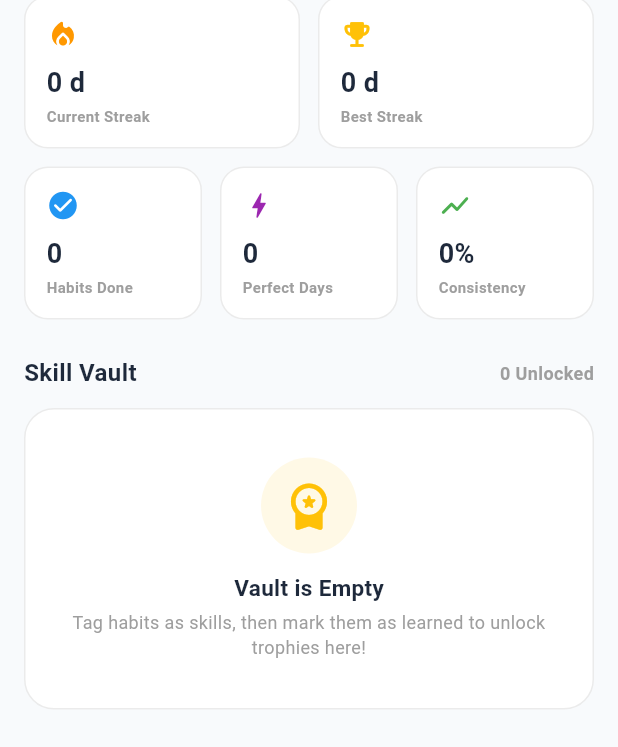
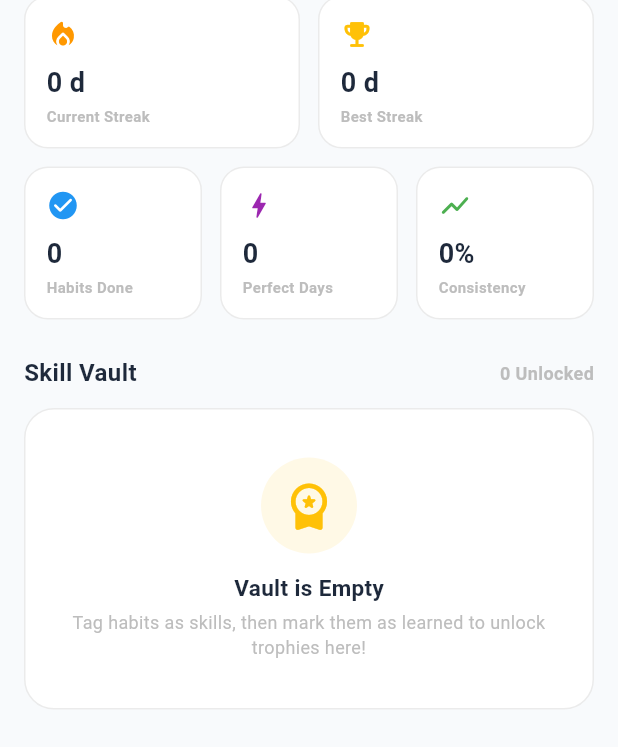
Before and after one commit to kris226/routine_max, a Flutter app: the AccountScreen screen opened directly with empty values, on a phone screen of 412 x 824 dp. Shown: the part 465-1212 px from the top of the screen. Run offline on Flutter 3.47's test engine with Material 3 defaults, Android fonts, the phone set to English and light mode, and no system bars; our stand-ins replace shared_preferences, table_calendar; accounts and stored records are empty.

Commit message:
commit to transfer to pc

```diff
--- a/lib/screens/account_screen.dart
+++ b/lib/screens/account_screen.dart
@@ -70,7 +70,6 @@ class _AccountScreenState extends State<AccountScreen> {
     return skills;
   }
 
-  // --- SKILL VAULT ACTIONS ---
   void _renameSkill(HabitItem habit) {
     final controller = TextEditingController(text: habit.skillName.isNotEmpty ? habit.skillName : habit.title);
     showDialog(
@@ -136,7 +135,6 @@ class _AccountScreenState extends State<AccountScreen> {
     );
   }
 
-  // --- ANALYTICS TAB COMPUTATIONS ---
   List<Map<String, dynamic>> get _habitMatrix {
     final Map<String, int> timesCompleted = {};
     final Map<String, int> timesScheduled = {};
@@ -362,7 +360,7 @@ class _AccountScreenState extends State<AccountScreen> {
           mainAxisAlignment: MainAxisAlignment.spaceBetween,
           children: [
             Text("Skill Vault", style: TextStyle(fontSize: 16, fontWeight: FontWeight.bold, color: AppTheme.textPrimary(context))),
-            Text("${unlocked.length} Unlocked", style: TextStyle(fontSize: 12, fontWeight: FontWeight.bold, color: Colors.grey.shade500)),
+            Text("${unlocked.length} Unlocked", style: TextStyle(fontSize: 12, fontWeight: FontWeight.bold, color: AppTheme.textMuted(context))),
           ],
         ),
         const SizedBox(height: 12),
@@ -372,8 +370,8 @@ class _AccountScreenState extends State<AccountScreen> {
             padding: const EdgeInsets.symmetric(vertical: 32, horizontal: 20),
             decoration: BoxDecoration(
               color: AppTheme.cardColor(context),
+              borderRadius: BorderRadius.circular(20),
               border: Border.all(color: AppTheme.cardBorder(context)),
-              borderRadius: BorderRadius.circular(20),
             ),
             child: Column(
               children: [
@@ -385,7 +383,7 @@ class _AccountScreenState extends State<AccountScreen> {
                 const SizedBox(height: 12),
                 Text("Vault is Empty", style: TextStyle(fontSize: 15, fontWeight: FontWeight.bold, color: AppTheme.textPrimary(context))),
                 const SizedBox(height: 4),
-                Text("Tag habits as skills, then mark them as learned to unlock trophies here!", textAlign: TextAlign.center, style: TextStyle(fontSize: 12, color: Colors.grey.shade500, height: 1.4)),
+                Text("Tag habits as skills, then mark them as learned to unlock trophies here!", textAlign: TextAlign.center, style: TextStyle(fontSize: 12, color: AppTheme.textMuted(context), height: 1.4)),
               ],
             ),
           )
@@ -406,8 +404,8 @@ class _AccountScreenState extends State<AccountScreen> {
                 padding: const EdgeInsets.all(14),
                 decoration: BoxDecoration(
                   color: AppTheme.cardColor(context),
-                  border: Border.all(color: AppTheme.cardBorder(context)),
                   borderRadius: BorderRadius.circular(16),
+                  border: Border.all(color: Colors.amber.shade300, width: 1.5),
                 ),
                 child: Stack(
                   children: [
@@ -425,7 +423,7 @@ class _AccountScreenState extends State<AccountScreen> {
                       top: -6,
                       right: -6,
                       child: PopupMenuButton<String>(
-                        icon: const Icon(Icons.more_vert, color: Colors.grey, size: 18),
+                        icon: Icon(Icons.more_vert, color: AppTheme.textSecondary(context), size: 18),
                         padding: EdgeInsets.zero,
                         onSelected: (value) {
                           if (value == 'rename') _renameSkill(skill);
@@ -458,15 +456,15 @@ class _AccountScreenState extends State<AccountScreen> {
           padding: const EdgeInsets.all(18),
           decoration: BoxDecoration(
             color: AppTheme.cardColor(context),
+            borderRadius: BorderRadius.circular(20),
             border: Border.all(color: AppTheme.cardBorder(context)),
-            borderRadius: BorderRadius.circular(20),
           ),
           child: Column(
             crossAxisAlignment: CrossAxisAlignment.start,
             children: [
               Text("Weekly Day-by-Day Heatmap", style: TextStyle(fontSize: 15, fontWeight: FontWeight.bold, color: AppTheme.textPrimary(context))),
               const SizedBox(height: 4),
-              Text("Average completion rates by day of the week", style: TextStyle(fontSize: 12, color: Colors.grey.shade500)),
+              Text("Average completion rates by day of the week", style: TextStyle(fontSize: 12, color: AppTheme.textMuted(context))),
               const SizedBox(height: 20),
               Row(
                 mainAxisAlignment: MainAxisAlignment.spaceAround,
@@ -509,7 +507,7 @@ class _AccountScreenState extends State<AccountScreen> {
           Container(
             padding: const EdgeInsets.all(24),
             width: double.infinity,
-            decoration: BoxDecoration(color: Colors.white, borderRadius: BorderRadius.circular(16)),
+            decoration: BoxDecoration(color: AppTheme.cardColor(context), borderRadius: BorderRadius.circular(16)),
             child: const Center(child: Text("Complete habits over a few days to view matrix stats!", style: TextStyle(color: Colors.grey, fontSize: 13))),
           )
         else
@@ -525,8 +523,8 @@ class _AccountScreenState extends State<AccountScreen> {
                 padding: const EdgeInsets.all(14),
                 decoration: BoxDecoration(
                   color: AppTheme.cardColor(context),
+                  borderRadius: BorderRadius.circular(16),
                   border: Border.all(color: AppTheme.cardBorder(context)),
-                  borderRadius: BorderRadius.circular(16),
                 ),
                 child: Column(
                   crossAxisAlignment: CrossAxisAlignment.start,
@@ -568,8 +566,8 @@ class _AccountScreenState extends State<AccountScreen> {
         padding: const EdgeInsets.all(14),
         decoration: BoxDecoration(
           color: AppTheme.cardColor(context),
+          borderRadius: BorderRadius.circular(16),
           border: Border.all(color: AppTheme.cardBorder(context)),
-          borderRadius: BorderRadius.circular(16),
         ),
         child: Column(
           crossAxisAlignment: CrossAxisAlignment.start,
@@ -578,7 +576,7 @@ class _AccountScreenState extends State<AccountScreen> {
             const SizedBox(height: 8),
             Text(value, style: TextStyle(fontSize: 18, fontWeight: FontWeight.bold, color: AppTheme.textPrimary(context))),
             const SizedBox(height: 2),
-            Text(title, style: TextStyle(fontSize: 10, fontWeight: FontWeight.w600, color: Colors.grey.shade500)),
+            Text(title, style: TextStyle(fontSize: 10, fontWeight: FontWeight.w600, color: AppTheme.textMuted(context))),
           ],
         ),
       ),
```
